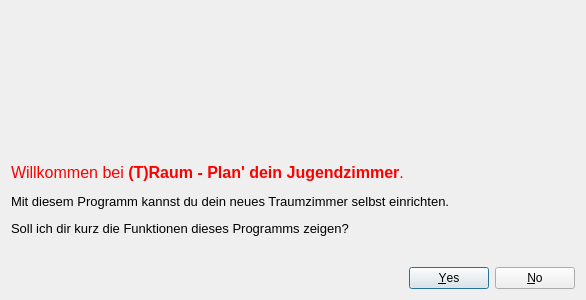
The window that welcomedialog.ui (benediktrauch/VectorDrawing) describes before a commit, drawn with Qt 5.
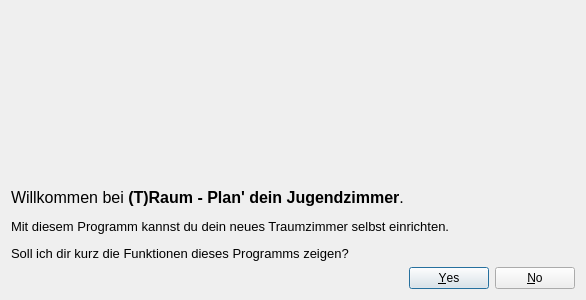
The same window after the commit. Icons and pictures are not drawn.

What changed in the file:
```diff
--- a/welcomedialog.ui
+++ b/welcomedialog.ui
@@ -14,7 +14,7 @@
    <string>Willkommen bei (T)Raum</string>
   </property>
   <layout class="QGridLayout" name="gridLayout">
-   <item row="2" column="0">
+   <item row="3" column="0">
     <widget class="QDialogButtonBox" name="buttonBox">
      <property name="orientation">
       <enum>Qt::Horizontal</enum>
@@ -24,6 +24,13 @@
      </property>
     </widget>
    </item>
+   <item row="2" column="0">
+    <widget class="QLabel" name="label">
+     <property name="text">
+      <string>&lt;html&gt;&lt;head/&gt;&lt;body&gt;&lt;p&gt;&lt;span style=&quot; font-size:12pt; color:#000000;&quot;&gt;Willkommen bei &lt;/span&gt;&lt;span style=&quot; font-size:12pt; font-weight:600; color:#000000;&quot;&gt;(T)Raum - Plan' dein Jugendzimmer&lt;/span&gt;&lt;span style=&quot; font-size:12pt; color:#000000;&quot;&gt;. &lt;/span&gt;&lt;/p&gt;&lt;p&gt;&lt;span style=&quot; font-size:10pt;&quot;&gt;Mit diesem Programm kannst du dein neues Traumzimmer selbst einrichten.&lt;/span&gt;&lt;/p&gt;&lt;p&gt;&lt;span style=&quot; font-size:10pt;&quot;&gt;Soll ich dir kurz die Funktionen dieses Programms zeigen?&lt;/span&gt;&lt;/p&gt;&lt;/body&gt;&lt;/html&gt;</string>
+     </property>
+    </widget>
+   </item>
    <item row="0" column="0">
     <widget class="QWidget" name="widget" native="true">
      <property name="sizePolicy">
@@ -32,17 +39,29 @@
        <verstretch>0</verstretch>
       </sizepolicy>
      </property>
+     <property name="minimumSize">
+      <size>
+       <width>0</width>
+       <height>80</height>
+      </size>
+     </property>
      <property name="styleSheet">
       <string notr="true">image: url(:/new/prefix1/Element 1.png);</string>
      </property>
     </widget>
    </item>
    <item row="1" column="0">
-    <widget class="QLabel" name="label">
-     <property name="text">
-      <string>&lt;html&gt;&lt;head/&gt;&lt;body&gt;&lt;p&gt;&lt;span style=&quot; font-size:12pt; color:#ff0000;&quot;&gt;Willkommen bei &lt;/span&gt;&lt;span style=&quot; font-size:12pt; font-weight:600; color:#ff0000;&quot;&gt;(T)Raum - Plan' dein Jugendzimmer&lt;/span&gt;&lt;span style=&quot; font-size:12pt; color:#ff0000;&quot;&gt;. &lt;/span&gt;&lt;/p&gt;&lt;p&gt;&lt;span style=&quot; font-size:10pt;&quot;&gt;Mit diesem Programm kannst du dein neues Traumzimmer selbst einrichten.&lt;/span&gt;&lt;/p&gt;&lt;p&gt;&lt;span style=&quot; font-size:10pt;&quot;&gt;Soll ich dir kurz die Funktionen dieses Programms zeigen?&lt;/span&gt;&lt;/p&gt;&lt;/body&gt;&lt;/html&gt;</string>
+    <spacer name="verticalSpacer">
+     <property name="orientation">
+      <enum>Qt::Vertical</enum>
      </property>
-    </widget>
+     <property name="sizeHint" stdset="0">
+      <size>
+       <width>20</width>
+       <height>40</height>
+      </size>
+     </property>
+    </spacer>
    </item>
   </layout>
  </widget>
```
